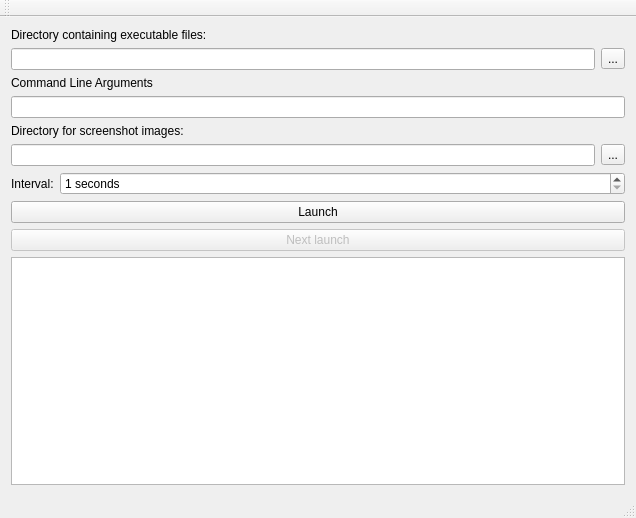
Qt form mainwindow.ui (olegphpgithub/mUnit) before a commit.
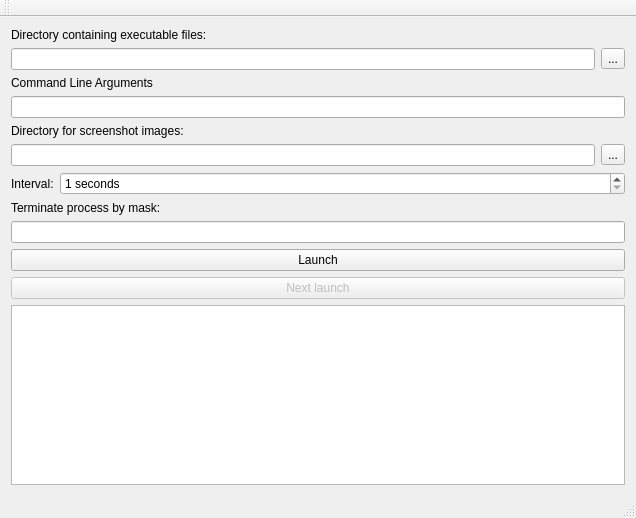
The same form after that commit.

Diff of the .ui file:
```diff
--- a/mainwindow.ui
+++ b/mainwindow.ui
@@ -103,6 +103,20 @@
         </item>
        </layout>
       </item>
+      <item>
+       <widget class="QLabel" name="TerminateProcessByMaskLabel">
+        <property name="text">
+         <string>Terminate process by mask:</string>
+        </property>
+       </widget>
+      </item>
+      <item>
+       <layout class="QHBoxLayout" name="horizontalLayout_4">
+        <item>
+         <widget class="QLineEdit" name="TerminateProcessByMaskLineEdit"/>
+        </item>
+       </layout>
+      </item>
       <item>
        <widget class="QPushButton" name="LaunchPushButton">
         <property name="text">
```
